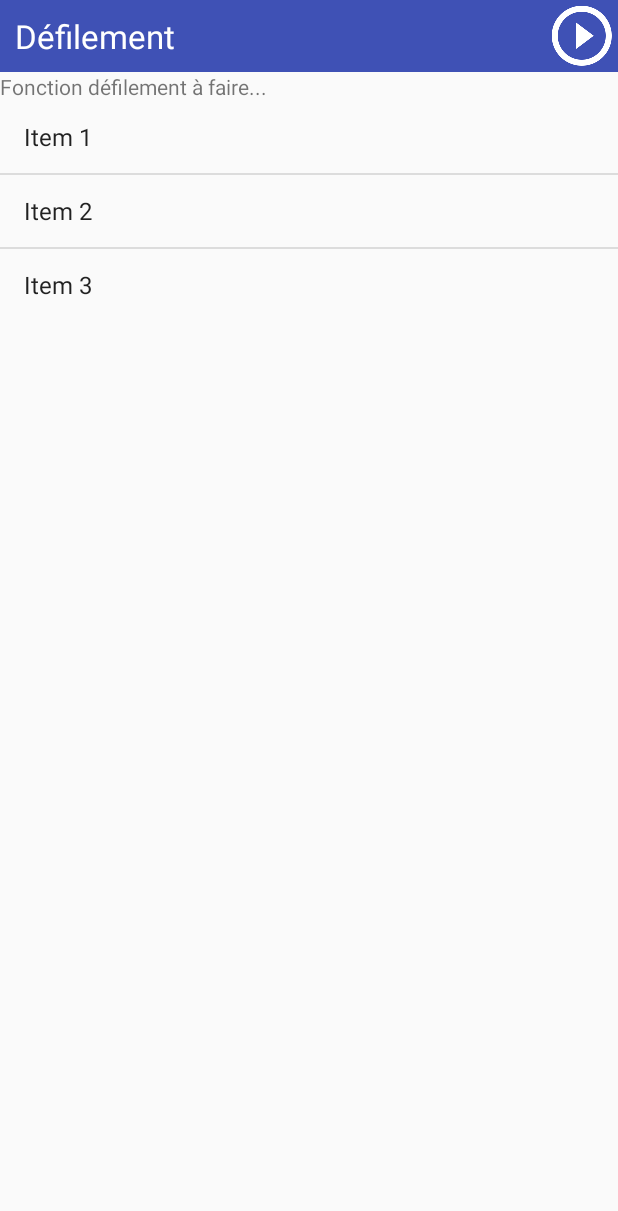
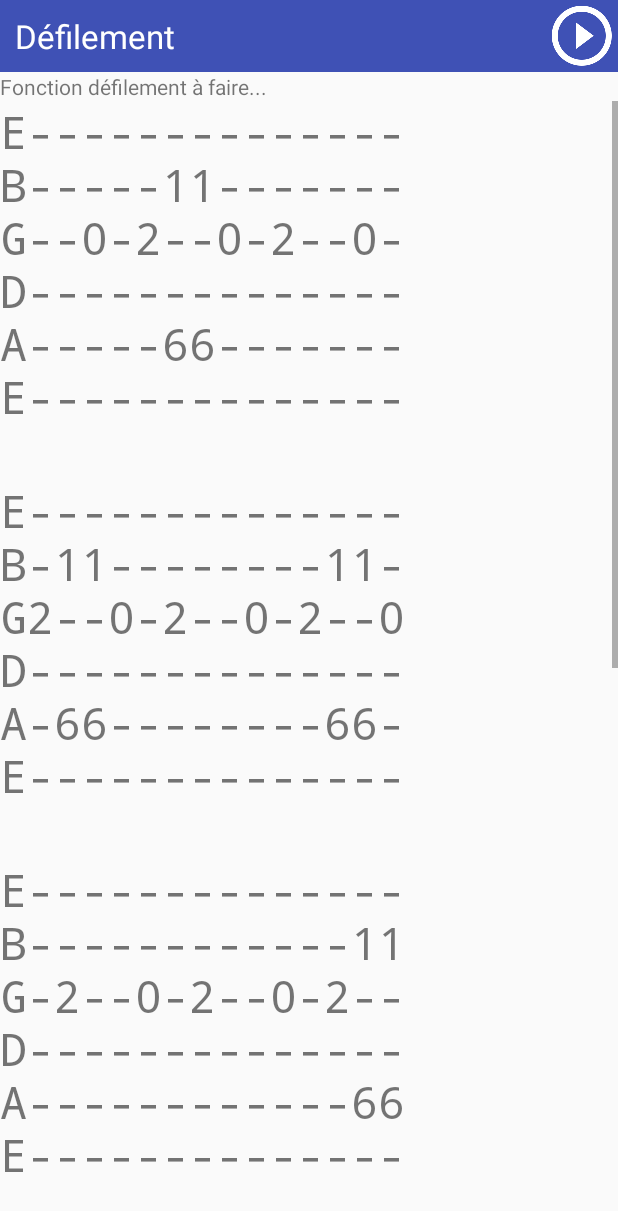
Before and after one commit to NicolasMinghetti/tabmaster, an Android app: the Scrolling screen opened directly, with no data from a screen before it, on a phone screen of 412 x 824 dp. Shown: the top 1211 px of the screen. Run offline under Robolectric (Android 15) with nearby library versions, the phone set to English and light mode, and no system bars.

Commit message:
Ajouté fonction scrolling basique

```diff
--- a/app/src/main/java/fr/insalyon/pi/tabmaster/Scrolling.java
+++ b/app/src/main/java/fr/insalyon/pi/tabmaster/Scrolling.java
@@ -2,21 +2,20 @@ package fr.insalyon.pi.tabmaster;
 
 import android.app.Activity;
 import android.content.Intent;
+import android.graphics.Typeface;
 import android.os.Bundle;
 import android.util.Log;
 import android.view.View;
-import android.widget.ArrayAdapter;
+import android.widget.GridView;
 import android.widget.ImageView;
-import android.widget.ListView;
-
-import java.util.ArrayList;
-import java.util.List;
+import android.widget.LinearLayout;
+import android.widget.TextView;
 
 /**
  * Created by nicolas on 24/05/16.
  */
 public class Scrolling extends Activity {
-    ListView liste = null;
+    GridView liste = null;
 
     @Override
     public void onCreate(Bundle savedInstanceState) {
@@ -43,17 +42,47 @@ public class Scrolling extends Activity {
         // On récupère l'intent qui a lancé cette activité
         Intent i = getIntent();
 
-        // Puis on récupère l'âge donné dans l'autre activité, ou 0 si cet extra n'est pas dans l'intent
+        // Puis on récupère le nom de la musique donné dans l'autre activité, ou 0 si cet extra n'est pas dans l'intent
         int age = i.getIntExtra(MainActivity.AGE, 0);
 
 
-        liste = (ListView) findViewById(R.id.listView);
-        List<String> exemple = new ArrayList<String>();
-        exemple.add("Item 1");
-        exemple.add("Item 2");
-        exemple.add("Item 3");
+        String string="------/------/--0---/------/--2---/-1--6-/-1--6-/--0---/------/--2---/------/------/--0---/------/--2---/-1--6-/-1--6-/--0---/------/--2---/------/------/--0---/------/--2---/-1--6-/-1--6-/--0---/------/--2---/------/------/--0---/------/--2---/------/------/--0---/------/--2---/-1--6-/-1--6-/--0---/------/--2---/------/------/--0---/------/--2---/-1--6-/-1--6-/------/------/--0---/------/--2---/-1--6-/-1--6-/--0---/------/--2---/------/------/--0---/------/--2---/-1--6-/-1--6-/------/------/--0---/------/--2---/-1--6-/-1--6-/--0---/------/--2---/------/------/--0---/------/--2---/-1--6-/-1--6-";
+        String[] parts = string.split("/");
 
-        ArrayAdapter<String> adapter = new ArrayAdapter<String>(this, android.R.layout.simple_list_item_1, exemple);
-        liste.setAdapter(adapter);
+        LinearLayout parent = (LinearLayout) findViewById(R.id.ll_example);
+        parent.setOrientation(LinearLayout.VERTICAL);
+
+        TextView textView = new TextView(this);
+        LinearLayout child = new LinearLayout(this);
+
+        textView = new TextView(this);
+        textView.setText("E\nB\nG\nD\nA\nE");
+        textView.setTextSize(30);
+        textView.setTypeface(Typeface.MONOSPACE);
+        child.addView(textView);
+
+        int j=1;
+        for (String s:parts){
+
+            textView = new TextView(this);
+            textView.setText(s.charAt(0)+"\n"+s.charAt(1)+"\n"+s.charAt(2)+"\n"+s.charAt(3)+"\n"+s.charAt(4)+"\n"+s.charAt(5)+"\n");
+            textView.setTextSize(30);
+            textView.setTypeface(Typeface.MONOSPACE);
+            child.addView(textView);
+
+            if(j==14){  //Start a new line every j columns
+                parent.addView(child);
+                child = new LinearLayout(this);
+                j=0;
+
+                textView = new TextView(this);
+                textView.setText("E\nB\nG\nD\nA\nE");
+                textView.setTextSize(30);
+                textView.setTypeface(Typeface.MONOSPACE);
+                child.addView(textView);
+            }
+            j++;
+        }
+
     }
 }
--- a/app/src/main/res/layout/scrolling_activity2.xml
+++ b/app/src/main/res/layout/scrolling_activity2.xml
@@ -30,15 +30,22 @@
 	</LinearLayout>
 	<TextView
 		android:layout_width="wrap_content"
-		android:layout_height="wrap_content"
+        android:layout_height="wrap_content"
 		android:layout_below="@id/topHeader"
 		android:text="Fonction défilement à faire..."
 		android:id="@+id/songTitle"
 		tools:context=".MainActivity" />
-	<ListView
-		android:id="@+id/listView"
-		android:layout_below="@id/songTitle"
-		android:layout_width="wrap_content"
-		android:layout_height="wrap_content">
-	</ListView>
+    <ScrollView
+        xmlns:android="http://schemas.android.com/apk/res/android"
+        android:layout_width="match_parent"
+        android:layout_height="wrap_content"
+        android:layout_below="@id/songTitle">
+        <LinearLayout
+            android:id="@+id/ll_example"
+            android:layout_below="@id/songTitle"
+            android:orientation="vertical"
+            android:layout_width="match_parent"
+            android:layout_height="match_parent">
+        </LinearLayout>
+    </ScrollView>
 </RelativeLayout>
```
